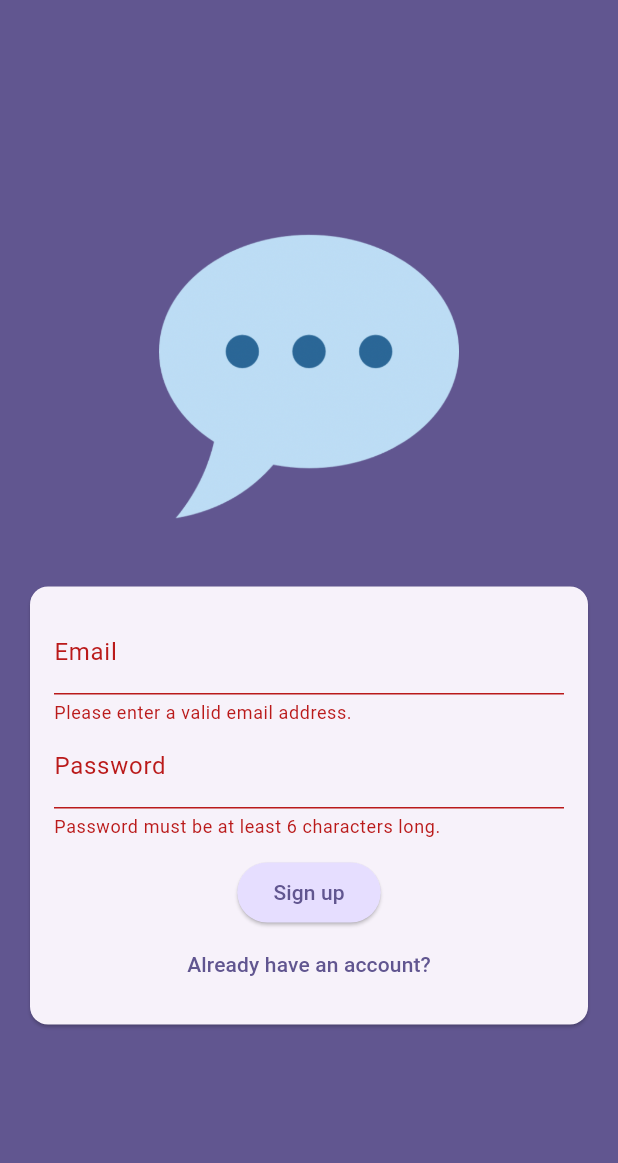
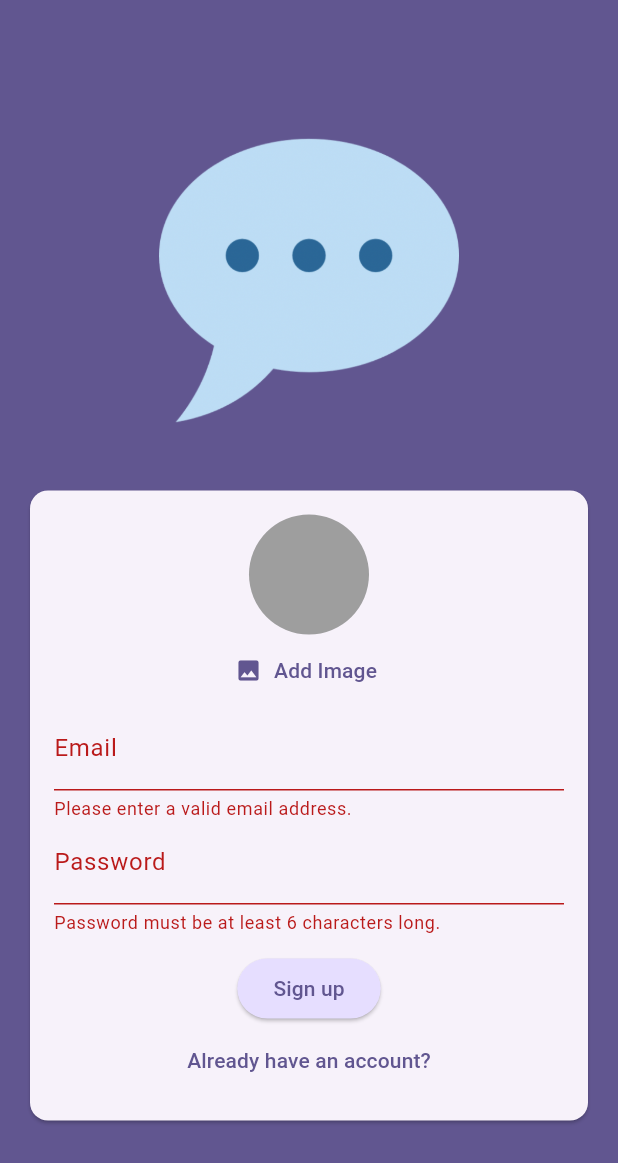
Before and after one commit to DemonHashira/Chat-App, a Flutter app: the screen it shows after launch, after a tap on "Login", after a tap on "Create an account", on a phone screen of 412 x 824 dp. Shown: the top 1163 px of the screen. Run offline on Flutter 3.47's test engine with Material 3 defaults, Android fonts, the phone set to English and light mode, and no system bars; our stand-ins replace firebase_auth, firebase_core, image_picker; accounts and stored records are empty; generated files the repository leaves out were written again.

Commit message:
Added logic for picking profile image

```diff
--- a/lib/screens/auth.dart
+++ b/lib/screens/auth.dart
@@ -1,3 +1,4 @@
+import 'package:chat_app/widgets/user_image_picker.dart';
 import 'package:flutter/material.dart';
 import 'package:firebase_auth/firebase_auth.dart';
 
@@ -79,6 +80,7 @@ class _AuthScreenState extends State<AuthScreen> {
                       child: Column(
                         mainAxisSize: MainAxisSize.min,
                         children: [
+                          if (!_isLogin) const UserImagePicker(),
                           TextFormField(
                             decoration: const InputDecoration(
                               labelText: 'Email',
--- /dev/null
+++ b/lib/widgets/user_image_picker.dart
@@ -0,0 +1,55 @@
+import 'dart:io';
+
+import 'package:flutter/material.dart';
+import 'package:image_picker/image_picker.dart';
+
+class UserImagePicker extends StatefulWidget {
+  const UserImagePicker({super.key});
+
+  @override
+  State<StatefulWidget> createState() {
+    return _UserImagePickerState();
+  }
+}
+
+class _UserImagePickerState extends State<UserImagePicker> {
+  File? _pickedImage;
+
+  void _pickImage() async {
+    final pickedImage = await ImagePicker().pickImage(
+      source: ImageSource.camera,
+      imageQuality: 50,
+      maxHeight: 150,
+    );
+
+    if (pickedImage == null) {
+      return;
+    }
+
+    setState(() {
+      _pickedImage = File(pickedImage.path);
+    });
+  }
+
+  @override
+  Widget build(BuildContext context) {
+    return Column(
+      children: [
+        CircleAvatar(
+          radius: 40,
+          backgroundColor: Colors.grey,
+          foregroundImage:
+              _pickedImage != null ? FileImage(_pickedImage!) : null,
+        ),
+        TextButton.icon(
+          onPressed: _pickImage,
+          icon: const Icon(Icons.image),
+          label: Text(
+            'Add Image',
+            style: TextStyle(color: Theme.of(context).colorScheme.primary),
+          ),
+        ),
+      ],
+    );
+  }
+}
--- a/pubspec.yaml
+++ b/pubspec.yaml
@@ -36,6 +36,8 @@ dependencies:
   cupertino_icons: ^1.0.6
   firebase_core: ^2.27.1
   firebase_auth: ^4.17.9
+  firebase_storage: ^11.6.10
+  image_picker: ^1.0.7
 
 dev_dependencies:
   flutter_test:
```
Also changed, not shown: 6 other files.
